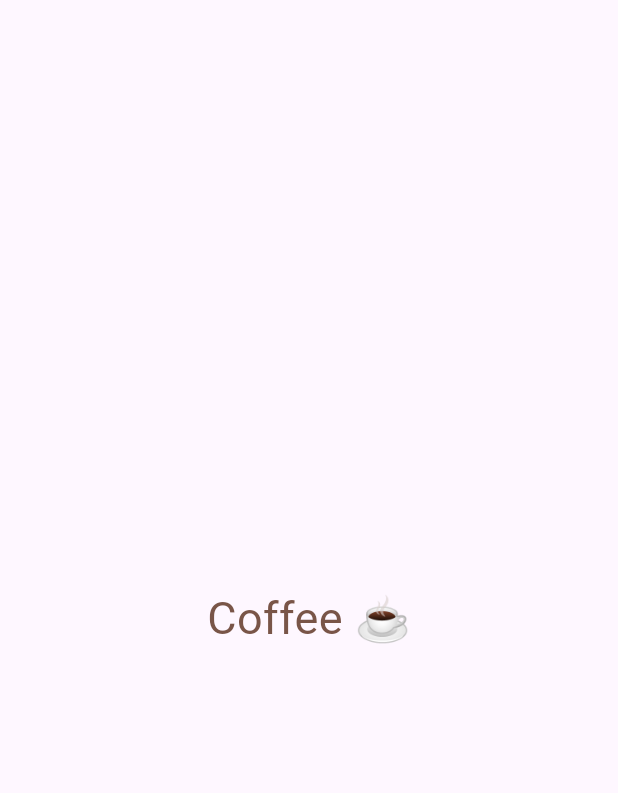
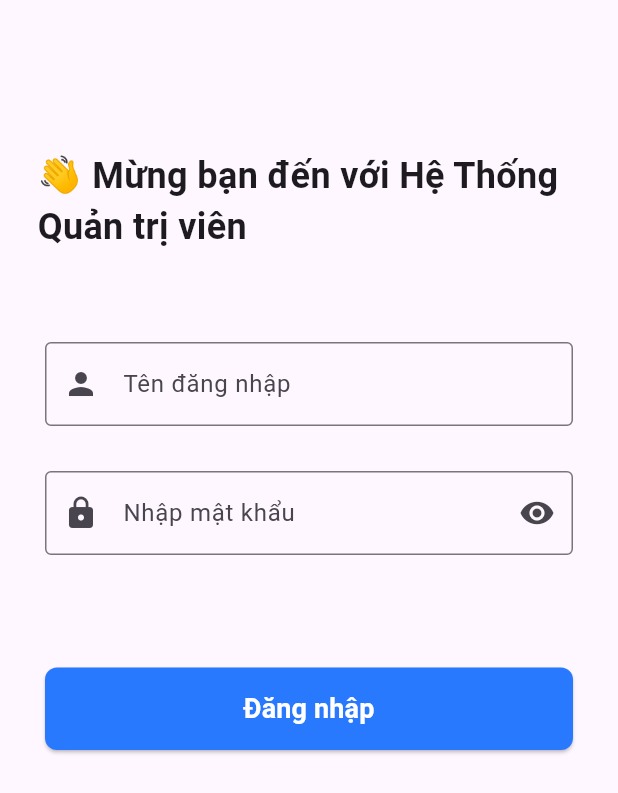
Before and after one commit to lelamhai/Coffee, a Flutter app: the screen it shows after launch, on a phone screen of 412 x 824 dp. Shown: the top 793 px of the screen. Run offline on Flutter 3.47's test engine with Material 3 defaults, Android fonts, the phone set to English and light mode, and no system bars.

Commit message:
layout login

```diff
--- a/lib/main.dart
+++ b/lib/main.dart
@@ -1,3 +1,4 @@
+import 'package:coffee/views/slash_screen.dart';
 import 'package:flutter/material.dart';
 
 void main() {
@@ -10,14 +11,13 @@ class MyApp extends StatelessWidget {
   @override
   Widget build(BuildContext context) {
     return MaterialApp(
-      home: Scaffold(
-        body: Center(
-          child: Text(
-            "Coffee ☕",
-            style: TextStyle(fontSize: 30, color: Colors.brown),
-          ),
-        ),
+      debugShowCheckedModeBanner: false,
+      title: 'Coffee App',
+      // ---- Setup Theme ----
+      theme: ThemeData(
+        primaryColor: Color(0xFFEF6969)
       ),
+      home: SplashScreen(),
     );
   }
 }
--- /dev/null
+++ b/lib/views/login_screen.dart
@@ -0,0 +1,84 @@
+import 'package:coffee/views/order_screen.dart';
+import 'package:flutter/material.dart';
+
+class LoginScreen extends StatelessWidget{
+  const LoginScreen({super.key});
+
+  @override
+  Widget build(BuildContext context) {
+    return Material(
+      child: SingleChildScrollView(
+        child: SafeArea(
+          child: Column (
+            mainAxisAlignment: MainAxisAlignment.center,
+            children: [
+              SizedBox(height: 100),
+              Padding(
+                  padding: const EdgeInsets.symmetric(horizontal: 25),
+                  child:  Text(
+                    "👋 Mừng bạn đến với Hệ Thống Quản trị viên",
+                    style: TextStyle(
+                        fontSize: 24,
+                        fontWeight: FontWeight.bold
+                    ),
+                  ),
+              ),
+
+              SizedBox(height: 60),
+              Padding(
+                padding: const EdgeInsets.symmetric(horizontal: 30),
+                child: Column(
+                  children: [
+                    TextFormField(
+                      decoration: InputDecoration(
+                        labelText: "Tên đăng nhập",
+                        border: OutlineInputBorder(),
+                          prefixIcon: Icon(Icons.person)
+                      ),
+                    ),
+                    SizedBox(height: 30),
+                    TextFormField(
+                      obscureText: true,
+                      decoration: InputDecoration(
+                          labelText: "Nhập mật khẩu",
+                          border: OutlineInputBorder(),
+                          prefixIcon: Icon(Icons.lock),
+                          suffixIcon: Icon(Icons.remove_red_eye)
+                      ),
+                    ),
+                    SizedBox(height: 75),
+                    ElevatedButton(
+                        onPressed: () {
+                          Navigator.push(
+                              context,
+                              MaterialPageRoute(
+                                  builder: (context) => OrderScreen(),
+                              )
+                          );
+                        },
+                      style: ElevatedButton.styleFrom(
+                        minimumSize: Size.fromHeight(55),
+                        backgroundColor: Color(0xFF2979FF),
+                        shape: RoundedRectangleBorder(
+                          borderRadius: BorderRadius.circular(8)
+                        )
+                      ),
+                        child: Text(
+                         "Đăng nhập",
+                          style: TextStyle(
+                            fontSize: 18,
+                            color: Colors.white,
+                            fontWeight: FontWeight.bold
+                          ),
+                        ),
+                    ),
+                  ],
+                ),
+              ),
+            ],
+          ),
+        ),
+      ),
+    );
+  }
+}
```
Also changed, not shown: lib/views/order_screen.dart (added, +16 -0 lines), lib/views/slash_screen.dart (added, +34 -0 lines), lib/controllers/Orders/OrderController.dart (added), 1 other file.
